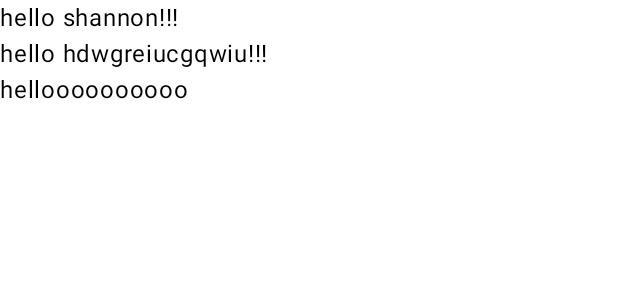
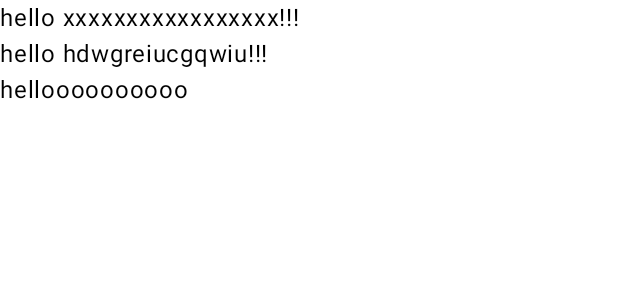
Before and after one commit to sfiorenzaaa/labweek7, an Android app built with Jetpack Compose: the @Preview function HomeViewPreview, on a phone screen of 412 x 824 dp. Shown: the top 300 px of the screen. Run offline under Robolectric (Android 15) with nearby library versions, the phone set to English and light mode, and no system bars.

Commit message:
project update

```diff
--- a/app/src/main/java/com/shannon/myapplication/homeview.kt
+++ b/app/src/main/java/com/shannon/myapplication/homeview.kt
@@ -10,7 +10,7 @@ import com.shannon.myapplication.ui.theme.MyApplicationTheme
 fun HomeView(){
     Column {
         Text (
-            text = "hello shannon!!!"
+            text = "hello xxxxxxxxxxxxxxxxx!!!"
 
         )
         Text (
```
